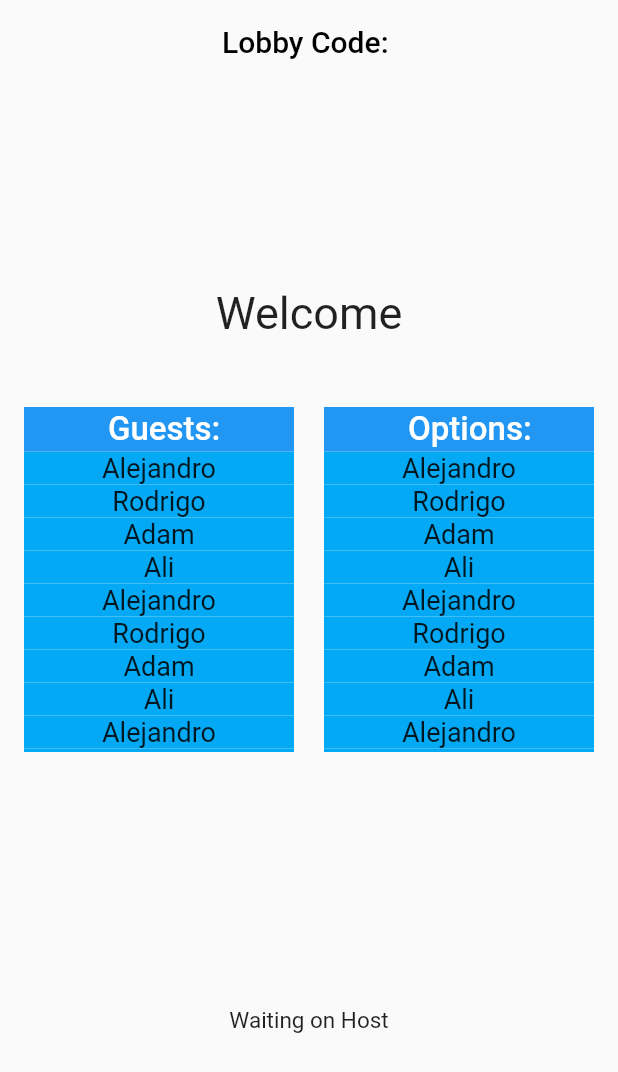
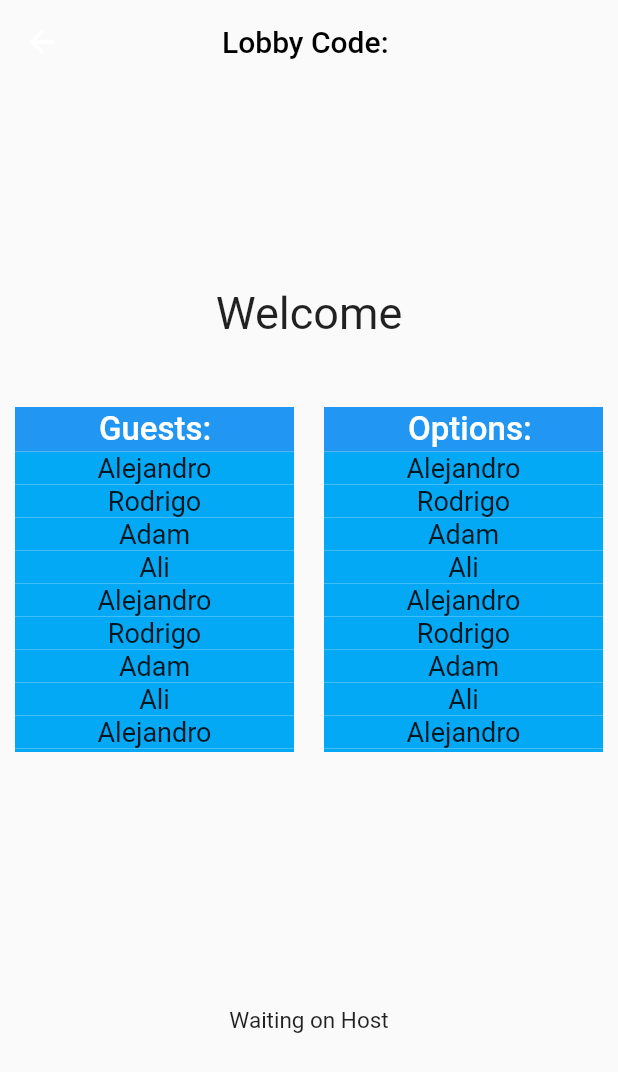
Before and after one commit to lilbroadam/Settle, a Flutter app: the LobbyScreen screen opened directly with empty values, on a phone screen of 412 x 824 dp. Shown: the top 1072 px of the screen. Run offline on Flutter 3.47's test engine with Material 2 defaults, Android fonts, the phone set to English and light mode, and no system bars; our stand-ins replace device_info, flutter_spinkit, google_fonts, material_design_icons_flutter, share; missing offline and left inert: animated_dialog_box, groovin_widgets.

Commit message:
Fix render overflow on lobby screen

```diff
--- a/Flutter/lib/LobbyScreen.dart
+++ b/Flutter/lib/LobbyScreen.dart
@@ -1,7 +1,5 @@
 import 'package:flutter/material.dart';
-import 'Server.dart';
 import 'package:Settle/Animation.dart';
-
 
 class LobbyScreen extends StatefulWidget {
   final String hostName;
@@ -69,8 +67,7 @@ class _LobbyScreen extends State<LobbyScreen> {
         backgroundColor: Colors.transparent,
         centerTitle: true,
         elevation: 0.0,
-        title: Text('Lobby Code: $code', style: TextStyle(color: Colors.black)),
-        leading: Container()
+        title: Text('Lobby Code: $code', style: TextStyle(color: Colors.black))
       ),
       body: Center(
         child: SafeArea(
@@ -84,18 +81,20 @@ class _LobbyScreen extends State<LobbyScreen> {
                 child: Row(
                   mainAxisAlignment: MainAxisAlignment.center,
                   children: [
-                    Container(
-                      margin: const EdgeInsets.all(10.0),
-                      // height: 250,
-                      width: 180,
-                      child: scroller(guests, "Guests")
+                    Expanded(
+                      child: Container(
+                        margin: const EdgeInsets.all(10.0),
+                        child: scroller(guests, "Guests")
+                      ),
                     ),
-                    Container(
-                      margin: const EdgeInsets.all(10.0),
-                      // height: 250,
-                      width: 180,
-                      child: scroller(guests, "Options")),
-                ],)
+                    Expanded(
+                      child: Container(
+                        margin: const EdgeInsets.all(10.0),
+                        child: scroller(guests, "Options")
+                      ),
+                    ),
+                  ],
+                )
               ),
               if (isCustom)
                 customBox,
```
